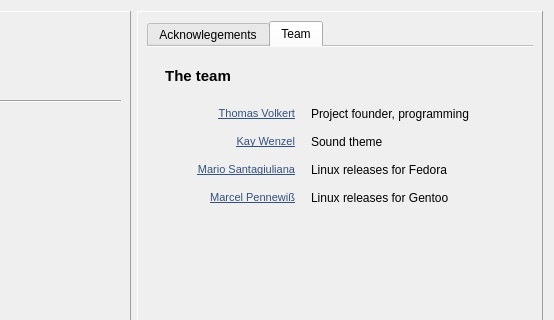
Before: the Qt Designer form Homer/forms/Dialogs/VersionDialog.ui in Homer-Conferencing/Homer-Conferencing, drawn with Qt 5; both pictures show x 286 to 840 and y 0 to 320 of the 840 by 521 pixel window.
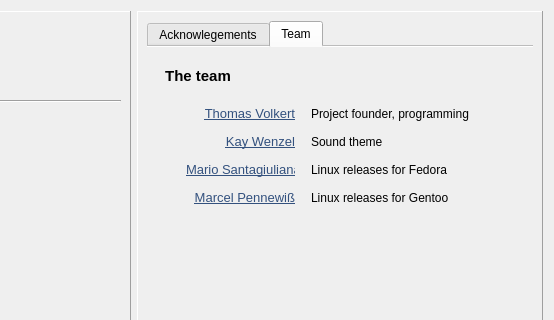
After: the same form once the commit is applied. The open tabs and pages were chosen to show the change. Icons and pictures are not drawn.

Commit message: - text sizes in GUI

Diff of the .ui file:
```diff
--- a/Homer/forms/Dialogs/VersionDialog.ui
+++ b/Homer/forms/Dialogs/VersionDialog.ui
@@ -1850,8 +1850,8 @@
                       <string>&lt;!DOCTYPE HTML PUBLIC &quot;-//W3C//DTD HTML 4.0//EN&quot; &quot;http://www.w3.org/TR/REC-html40/strict.dtd&quot;&gt;
 &lt;html&gt;&lt;head&gt;&lt;meta name=&quot;qrichtext&quot; content=&quot;1&quot; /&gt;&lt;style type=&quot;text/css&quot;&gt;
 p, li { white-space: pre-wrap; }
-&lt;/style&gt;&lt;/head&gt;&lt;body style=&quot; font-family:'Arial'; font-size:8pt; font-weight:400; font-style:normal;&quot;&gt;
-&lt;p style=&quot; margin-top:0px; margin-bottom:0px; margin-left:0px; margin-right:0px; -qt-block-indent:0; text-indent:0px;&quot;&gt;&lt;a href=&quot;mailto:thomas@homer-conferencing.com&quot;&gt;&lt;span style=&quot; text-decoration: underline; color:#33517e;&quot;&gt;Thomas Volkert&lt;/span&gt;&lt;/a&gt;&lt;/p&gt;&lt;/body&gt;&lt;/html&gt;</string>
+&lt;/style&gt;&lt;/head&gt;&lt;body style=&quot; font-family:'Arial'; font-size:9pt; font-weight:400; font-style:normal;&quot;&gt;
+&lt;p style=&quot; margin-top:0px; margin-bottom:0px; margin-left:0px; margin-right:0px; -qt-block-indent:0; text-indent:0px;&quot;&gt;&lt;a href=&quot;mailto:thomas@homer-conferencing.com&quot;&gt;&lt;span style=&quot; font-size:10pt; text-decoration: underline; color:#33517e;&quot;&gt;Thomas Volkert&lt;/span&gt;&lt;/a&gt;&lt;/p&gt;&lt;/body&gt;&lt;/html&gt;</string>
                      </property>
                      <property name="alignment">
                       <set>Qt::AlignRight|Qt::AlignTrailing|Qt::AlignVCenter</set>
@@ -1941,8 +1941,8 @@
                       <string>&lt;!DOCTYPE HTML PUBLIC &quot;-//W3C//DTD HTML 4.0//EN&quot; &quot;http://www.w3.org/TR/REC-html40/strict.dtd&quot;&gt;
 &lt;html&gt;&lt;head&gt;&lt;meta name=&quot;qrichtext&quot; content=&quot;1&quot; /&gt;&lt;style type=&quot;text/css&quot;&gt;
 p, li { white-space: pre-wrap; }
-&lt;/style&gt;&lt;/head&gt;&lt;body style=&quot; font-family:'Arial'; font-size:8pt; font-weight:400; font-style:normal;&quot;&gt;
-&lt;p style=&quot; margin-top:0px; margin-bottom:0px; margin-left:0px; margin-right:0px; -qt-block-indent:0; text-indent:0px;&quot;&gt;&lt;a href=&quot;mailto:kay.wenzel@homer-conferencing.com&quot;&gt;&lt;span style=&quot; text-decoration: underline; color:#33517e;&quot;&gt;Kay Wenzel&lt;/span&gt;&lt;/a&gt;&lt;/p&gt;&lt;/body&gt;&lt;/html&gt;</string>
+&lt;/style&gt;&lt;/head&gt;&lt;body style=&quot; font-family:'Arial'; font-size:9pt; font-weight:400; font-style:normal;&quot;&gt;
+&lt;p style=&quot; margin-top:0px; margin-bottom:0px; margin-left:0px; margin-right:0px; -qt-block-indent:0; text-indent:0px;&quot;&gt;&lt;a href=&quot;mailto:kay.wenzel@homer-conferencing.com&quot;&gt;&lt;span style=&quot; font-size:10pt; text-decoration: underline; color:#33517e;&quot;&gt;Kay Wenzel&lt;/span&gt;&lt;/a&gt;&lt;/p&gt;&lt;/body&gt;&lt;/html&gt;</string>
                      </property>
                      <property name="alignment">
                       <set>Qt::AlignRight|Qt::AlignTrailing|Qt::AlignVCenter</set>
@@ -2032,8 +2032,8 @@
                       <string>&lt;!DOCTYPE HTML PUBLIC &quot;-//W3C//DTD HTML 4.0//EN&quot; &quot;http://www.w3.org/TR/REC-html40/strict.dtd&quot;&gt;
 &lt;html&gt;&lt;head&gt;&lt;meta name=&quot;qrichtext&quot; content=&quot;1&quot; /&gt;&lt;style type=&quot;text/css&quot;&gt;
 p, li { white-space: pre-wrap; }
-&lt;/style&gt;&lt;/head&gt;&lt;body style=&quot; font-family:'Arial'; font-size:8pt; font-weight:400; font-style:normal;&quot;&gt;
-&lt;p style=&quot; margin-top:0px; margin-bottom:0px; margin-left:0px; margin-right:0px; -qt-block-indent:0; text-indent:0px;&quot;&gt;&lt;a href=&quot;mailto:fedora@marionline.it&quot;&gt;&lt;span style=&quot; text-decoration: underline; color:#33517e;&quot;&gt;Mario Santagiuliana&lt;/span&gt;&lt;/a&gt;&lt;/p&gt;&lt;/body&gt;&lt;/html&gt;</string>
+&lt;/style&gt;&lt;/head&gt;&lt;body style=&quot; font-family:'Arial'; font-size:9pt; font-weight:400; font-style:normal;&quot;&gt;
+&lt;p style=&quot; margin-top:0px; margin-bottom:0px; margin-left:0px; margin-right:0px; -qt-block-indent:0; text-indent:0px;&quot;&gt;&lt;a href=&quot;mailto:fedora@marionline.it&quot;&gt;&lt;span style=&quot; font-size:10pt; text-decoration: underline; color:#33517e;&quot;&gt;Mario Santagiuliana&lt;/span&gt;&lt;/a&gt;&lt;/p&gt;&lt;/body&gt;&lt;/html&gt;</string>
                      </property>
                      <property name="alignment">
                       <set>Qt::AlignRight|Qt::AlignTrailing|Qt::AlignVCenter</set>
@@ -2123,8 +2123,8 @@
                       <string>&lt;!DOCTYPE HTML PUBLIC &quot;-//W3C//DTD HTML 4.0//EN&quot; &quot;http://www.w3.org/TR/REC-html40/strict.dtd&quot;&gt;
 &lt;html&gt;&lt;head&gt;&lt;meta name=&quot;qrichtext&quot; content=&quot;1&quot; /&gt;&lt;style type=&quot;text/css&quot;&gt;
 p, li { white-space: pre-wrap; }
-&lt;/style&gt;&lt;/head&gt;&lt;body style=&quot; font-family:'Arial'; font-size:8pt; font-weight:400; font-style:normal;&quot;&gt;
-&lt;p style=&quot; margin-top:0px; margin-bottom:0px; margin-left:0px; margin-right:0px; -qt-block-indent:0; text-indent:0px;&quot;&gt;&lt;a href=&quot;mailto:marcel.pennewiss@tu-ilmenau.de&quot;&gt;&lt;span style=&quot; text-decoration: underline; color:#33517e;&quot;&gt;Marcel Pennewiß&lt;/span&gt;&lt;/a&gt;&lt;/p&gt;&lt;/body&gt;&lt;/html&gt;</string>
+&lt;/style&gt;&lt;/head&gt;&lt;body style=&quot; font-family:'Arial'; font-size:9pt; font-weight:400; font-style:normal;&quot;&gt;
+&lt;p style=&quot; margin-top:0px; margin-bottom:0px; margin-left:0px; margin-right:0px; -qt-block-indent:0; text-indent:0px;&quot;&gt;&lt;a href=&quot;mailto:marcel.pennewiss@tu-ilmenau.de&quot;&gt;&lt;span style=&quot; font-size:10pt; text-decoration: underline; color:#33517e;&quot;&gt;Marcel Pennewiß&lt;/span&gt;&lt;/a&gt;&lt;/p&gt;&lt;/body&gt;&lt;/html&gt;</string>
                      </property>
                      <property name="alignment">
                       <set>Qt::AlignRight|Qt::AlignTrailing|Qt::AlignVCenter</set>
```
